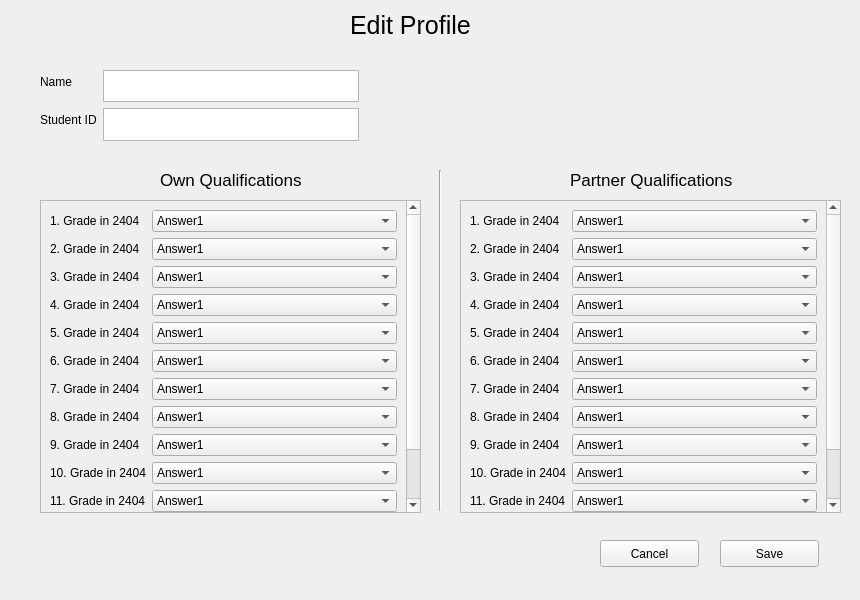
The window that project_files/editprofilepage.ui (aboodmufti/cupid) describes before a commit, drawn with Qt 5.
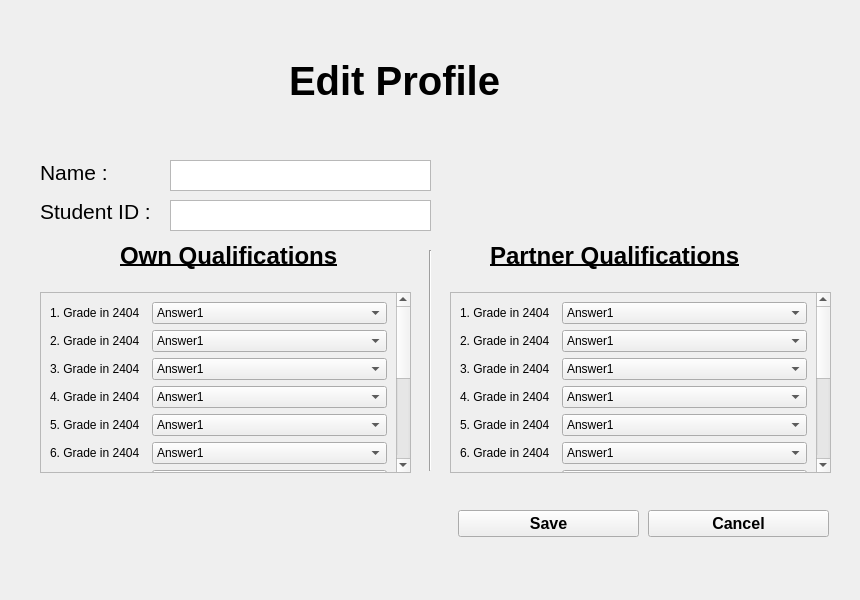
The same window after the commit.

```diff
--- a/project_files/editprofilepage.ui
+++ b/project_files/editprofilepage.ui
@@ -13,128 +13,26 @@
   <property name="windowTitle">
    <string>Form</string>
   </property>
-  <widget class="QLabel" name="label_3">
-   <property name="geometry">
-    <rect>
-     <x>160</x>
-     <y>170</y>
-     <width>151</width>
-     <height>20</height>
-    </rect>
-   </property>
-   <property name="font">
-    <font>
-     <pointsize>13</pointsize>
-    </font>
-   </property>
-   <property name="text">
-    <string>Own Qualifications</string>
-   </property>
-  </widget>
-  <widget class="QWidget" name="formLayoutWidget">
-   <property name="geometry">
-    <rect>
-     <x>40</x>
-     <y>70</y>
-     <width>321</width>
-     <height>71</height>
-    </rect>
-   </property>
-   <layout class="QFormLayout" name="formLayout">
-    <property name="sizeConstraint">
-     <enum>QLayout::SetMaximumSize</enum>
-    </property>
-    <property name="fieldGrowthPolicy">
-     <enum>QFormLayout::FieldsStayAtSizeHint</enum>
-    </property>
-    <item row="0" column="0">
-     <widget class="QLabel" name="label">
-      <property name="text">
-       <string>Name</string>
-      </property>
-     </widget>
-    </item>
-    <item row="0" column="1">
-     <widget class="QTextEdit" name="textEdit">
-      <property name="enabled">
-       <bool>true</bool>
-      </property>
-      <property name="sizePolicy">
-       <sizepolicy hsizetype="Expanding" vsizetype="Expanding">
-        <horstretch>0</horstretch>
-        <verstretch>0</verstretch>
-       </sizepolicy>
-      </property>
-     </widget>
-    </item>
-    <item row="1" column="0">
-     <widget class="QLabel" name="label_2">
-      <property name="text">
-       <string>Student ID</string>
-      </property>
-     </widget>
-    </item>
-    <item row="1" column="1">
-     <widget class="QTextEdit" name="textEdit_2"/>
-    </item>
-   </layout>
-  </widget>
   <widget class="Line" name="line">
    <property name="geometry">
     <rect>
-     <x>430</x>
-     <y>170</y>
+     <x>420</x>
+     <y>250</y>
      <width>20</width>
-     <height>341</height>
+     <height>221</height>
     </rect>
    </property>
    <property name="orientation">
     <enum>Qt::Vertical</enum>
    </property>
   </widget>
-  <widget class="QLabel" name="label_4">
-   <property name="geometry">
-    <rect>
-     <x>570</x>
-     <y>170</y>
-     <width>171</width>
-     <height>20</height>
-    </rect>
-   </property>
-   <property name="font">
-    <font>
-     <pointsize>13</pointsize>
-    </font>
-   </property>
-   <property name="text">
-    <string>Partner Qualifications</string>
-   </property>
-  </widget>
-  <widget class="QLabel" name="label_23">
-   <property name="geometry">
-    <rect>
-     <x>350</x>
-     <y>10</y>
-     <width>131</width>
-     <height>31</height>
-    </rect>
-   </property>
-   <property name="font">
-    <font>
-     <pointsize>19</pointsize>
-    </font>
-   </property>
-   <property name="text">
-    <string>Edit Profile</string>
-   </property>
-  </widget>
   <widget class="QScrollArea" name="scrollArea_2">
    <property name="geometry">
     <rect>
      <x>40</x>
-     <y>200</y>
-     <width>381</width>
-     <height>313</height>
+     <y>292</y>
+     <width>371</width>
+     <height>181</height>
     </rect>
    </property>
    <property name="widgetResizable">
@@ -145,7 +43,7 @@
      <rect>
       <x>0</x>
       <y>0</y>
-      <width>363</width>
+      <width>353</width>
       <height>441</height>
      </rect>
     </property>
@@ -497,12 +395,19 @@
   <widget class="QPushButton" name="pushButton">
    <property name="geometry">
     <rect>
-     <x>720</x>
-     <y>540</y>
-     <width>99</width>
+     <x>458</x>
+     <y>510</y>
+     <width>181</width>
      <height>27</height>
     </rect>
    </property>
+   <property name="font">
+    <font>
+     <pointsize>12</pointsize>
+     <weight>75</weight>
+     <bold>true</bold>
+    </font>
+   </property>
    <property name="text">
     <string>Save</string>
    </property>
@@ -510,12 +415,19 @@
   <widget class="QPushButton" name="pushButton_2">
    <property name="geometry">
     <rect>
-     <x>600</x>
-     <y>540</y>
-     <width>99</width>
+     <x>648</x>
+     <y>510</y>
+     <width>181</width>
      <height>27</height>
     </rect>
    </property>
+   <property name="font">
+    <font>
+     <pointsize>12</pointsize>
+     <weight>75</weight>
+     <bold>true</bold>
+    </font>
+   </property>
    <property name="text">
     <string>Cancel</string>
    </property>
@@ -523,10 +435,10 @@
   <widget class="QScrollArea" name="scrollArea_3">
    <property name="geometry">
     <rect>
-     <x>460</x>
-     <y>200</y>
+     <x>450</x>
+     <y>292</y>
      <width>381</width>
-     <height>313</height>
+     <height>181</height>
     </rect>
    </property>
    <property name="widgetResizable">
@@ -886,6 +798,130 @@
     </layout>
    </widget>
   </widget>
+  <widget class="QWidget" name="verticalLayoutWidget_2">
+   <property name="geometry">
+    <rect>
+     <x>260</x>
+     <y>10</y>
+     <width>271</width>
+     <height>141</height>
+    </rect>
+   </property>
+   <layout class="QVBoxLayout" name="verticalLayout_3">
+    <item alignment="Qt::AlignHCenter">
+     <widget class="QLabel" name="label_5">
+      <property name="font">
+       <font>
+        <pointsize>30</pointsize>
+        <weight>75</weight>
+        <bold>true</bold>
+       </font>
+      </property>
+      <property name="text">
+       <string>Edit Profile</string>
+      </property>
+     </widget>
+    </item>
+   </layout>
+  </widget>
+  <widget class="QLabel" name="label_3">
+   <property name="geometry">
+    <rect>
+     <x>120</x>
+     <y>240</y>
+     <width>221</width>
+     <height>31</height>
+    </rect>
+   </property>
+   <property name="font">
+    <font>
+     <pointsize>18</pointsize>
+     <weight>75</weight>
+     <bold>true</bold>
+     <underline>true</underline>
+    </font>
+   </property>
+   <property name="text">
+    <string>Own Qualifications</string>
+   </property>
+  </widget>
+  <widget class="QLabel" name="label_4">
+   <property name="geometry">
+    <rect>
+     <x>490</x>
+     <y>240</y>
+     <width>261</width>
+     <height>31</height>
+    </rect>
+   </property>
+   <property name="font">
+    <font>
+     <pointsize>18</pointsize>
+     <weight>75</weight>
+     <bold>true</bold>
+     <underline>true</underline>
+    </font>
+   </property>
+   <property name="text">
+    <string>Partner Qualifications</string>
+   </property>
+  </widget>
+  <widget class="QLabel" name="studentIdLabel">
+   <property name="geometry">
+    <rect>
+     <x>40</x>
+     <y>200</y>
+     <width>112</width>
+     <height>22</height>
+    </rect>
+   </property>
+   <property name="font">
+    <font>
+     <pointsize>16</pointsize>
+    </font>
+   </property>
+   <property name="text">
+    <string>Student ID :</string>
+   </property>
+  </widget>
+  <widget class="QTextEdit" name="nameTextEdit">
+   <property name="geometry">
+    <rect>
+     <x>170</x>
+     <y>160</y>
+     <width>261</width>
+     <height>31</height>
+    </rect>
+   </property>
+  </widget>
+  <widget class="QLabel" name="nameLabel">
+   <property name="geometry">
+    <rect>
+     <x>40</x>
+     <y>160</y>
+     <width>67</width>
+     <height>24</height>
+    </rect>
+   </property>
+   <property name="font">
+    <font>
+     <pointsize>16</pointsize>
+    </font>
+   </property>
+   <property name="text">
+    <string>Name :</string>
+   </property>
+  </widget>
+  <widget class="QTextEdit" name="studentIdTextEdit">
+   <property name="geometry">
+    <rect>
+     <x>170</x>
+     <y>200</y>
+     <width>261</width>
+     <height>31</height>
+    </rect>
+   </property>
+  </widget>
  </widget>
  <resources/>
  <connections/>
```
